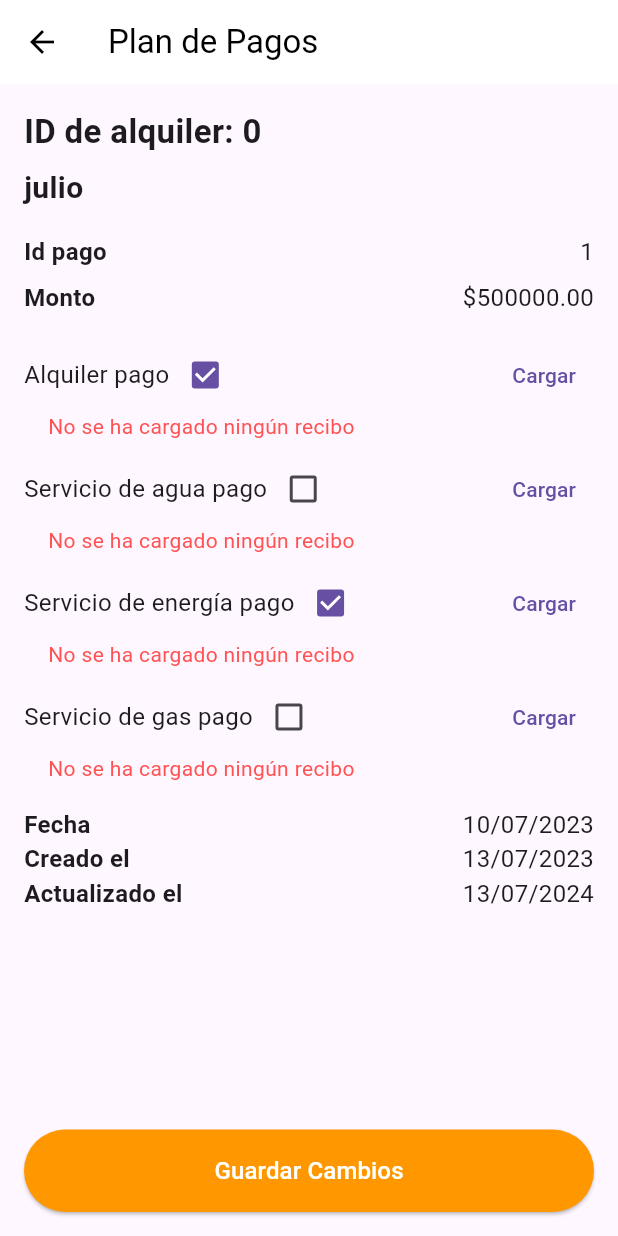
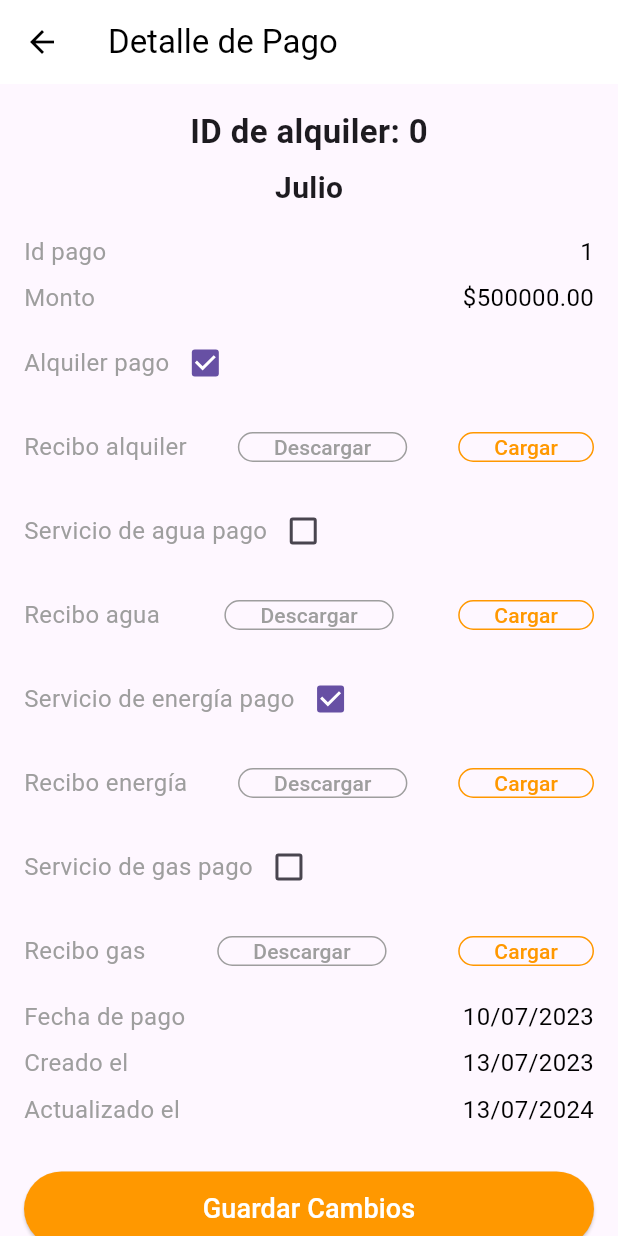
Before and after one commit to castrodiegoa/prometheus_app, a Flutter app: the PaymentMonthDetail screen opened directly with sample values from the repository, on a phone screen of 412 x 824 dp. Run offline on Flutter 3.47's test engine with Material 3 defaults, Android fonts, the phone set to English and light mode, and no system bars; our stand-ins replace cloud_firestore, firebase_auth, firebase_core, get, get_storage, image_picker; accounts and stored records are empty; network calls fail.

Commit message:
Se corrige vista de detalle de pago. Se arregla autologin

```diff
--- a/lib/controllers/profile_controller.dart
+++ b/lib/controllers/profile_controller.dart
@@ -90,13 +90,13 @@ class ProfileController extends GetxController {
     try {
       await _service.changePassword(currentPassword, newPassword);
       ScaffoldMessenger.of(context).showSnackBar(
-          SnackBar(content: Text('Contraseña cambiada correctamente.')));
+          const SnackBar(content: Text('Contraseña cambiada correctamente.')));
       Navigator.of(context).pop();
       currentPasswordController.clear();
       newPasswordController.clear();
       confirmPasswordController.clear();
     } catch (e) {
-      ScaffoldMessenger.of(context).showSnackBar(SnackBar(
+      ScaffoldMessenger.of(context).showSnackBar(const SnackBar(
           content: Text(
               'Error al cambiar la contraseña. Verifica la contraseña actual.')));
     }
--- a/lib/pages/auth/login_page.dart
+++ b/lib/pages/auth/login_page.dart
@@ -5,7 +5,7 @@ import '../../widgets/custom_input_field.dart';
 import '../../widgets/custom_button.dart';
 
 class LoginPage extends StatelessWidget {
-  final AuthController _authController = Get.put(AuthController());
+  final AuthController _authController = Get.find<AuthController>();
   final TextEditingController _emailController = TextEditingController();
   final TextEditingController _passwordController = TextEditingController();
 
--- a/lib/pages/payment_month_detail_3.dart
+++ b/lib/pages/payment_month_detail_3.dart
@@ -1,17 +1,16 @@
 import 'package:flutter/material.dart';
 import 'package:intl/intl.dart';
-import 'package:image_picker/image_picker.dart'; // Paquete para seleccionar imágenes
-import 'dart:io'; // Para manejar archivos locales
+import 'package:image_picker/image_picker.dart';
+import 'package:prometheus_app/widgets/custom_button.dart';
+import 'dart:io';
 import '../database/mock_data.dart';
-//import 'package:intl/intl_browser.dart'; // Asegurar localización
 
 class PaymentMonthDetail extends StatefulWidget {
   final Payment payment;
   final int rentId;
 
   const PaymentMonthDetail(
-      {Key? key, required this.payment, required this.rentId})
-      : super(key: key);
+      {super.key, required this.payment, required this.rentId});
 
   @override
   _PaymentMonthDetailState createState() => _PaymentMonthDetailState();
@@ -59,29 +58,34 @@ class _PaymentMonthDetailState extends State<PaymentMonthDetail> {
             Navigator.pop(context);
           },
         ),
-        title: const Text('Plan de Pagos'),
+        title: const Text('Detalle de Pago'),
         backgroundColor: Colors.white,
         foregroundColor: Colors.black,
         elevation: 0,
       ),
       body: SafeArea(
+        child: SingleChildScrollView(
           child: Padding(
             padding: const EdgeInsets.all(16.0),
             child: Column(
               crossAxisAlignment: CrossAxisAlignment.start,
               children: [
-              // Rent ID and Month
-              Text(
+                Center(
+                  child: Text(
                     'ID de alquiler: ${widget.rentId}',
                     style: const TextStyle(
                         fontWeight: FontWeight.bold, fontSize: 22.0),
                   ),
+                ),
                 const SizedBox(height: 8.0),
-              Text(
-                DateFormat('MMMM', 'es_ES').format(widget
-                    .payment.date), // Asegura el formato correcto en español
+                Center(
+                  child: Text(
+                    '${DateFormat('MMMM', 'es_ES').format(widget.payment.date)[0].toUpperCase()}${DateFormat('MMMM', 'es_ES').format(widget.payment.date).substring(1)}',
                     style: const TextStyle(
-                    fontWeight: FontWeight.bold, fontSize: 20.0),
+                      fontWeight: FontWeight.bold,
+                      fontSize: 20.0,
+                    ),
+                  ),
                 ),
                 const SizedBox(height: 16.0),
 
@@ -89,10 +93,10 @@ class _PaymentMonthDetailState extends State<PaymentMonthDetail> {
                 _buildDetailRow('Id pago', widget.payment.id.toString()),
                 const SizedBox(height: 8.0),
                 _buildDetailRow('Monto', '\$${amount.toStringAsFixed(2)}'),
-              const SizedBox(height: 16.0),
+                const SizedBox(height: 8.0),
 
-              // Rent is paid checkbox and vouchers (recibos)
-              _buildCheckboxRowWithVouchers(
+                // Rent is paid checkbox
+                _buildCheckboxRow(
                   'Alquiler pago',
                   rentPaid,
                   (value) {
@@ -100,16 +104,22 @@ class _PaymentMonthDetailState extends State<PaymentMonthDetail> {
                       rentPaid = value!;
                     });
                   },
+                ),
+                const SizedBox(height: 8.0),
+                // Rent receipt image picker
+                _buildImagePickerRow(
                   rentReceiptImage,
-                'Recibo de alquiler',
+                  'Recibo alquiler',
                   (File? image) {
+                    setState(() {
                       rentReceiptImage = image;
+                    });
                   },
                 ),
                 const SizedBox(height: 8.0),
 
-              // Water service checkbox and vouchers
-              _buildCheckboxRowWithVouchers(
+                // Water service checkbox
+                _buildCheckboxRow(
                   'Servicio de agua pago',
                   waterPaid,
                   (value) {
@@ -117,16 +127,22 @@ class _PaymentMonthDetailState extends State<PaymentMonthDetail> {
                       waterPaid = value!;
                     });
                   },
+                ),
+                const SizedBox(height: 8.0),
+                // Water receipt image picker
+                _buildImagePickerRow(
                   waterReceiptImage,
-                'Recibo del agua',
+                  'Recibo agua',
                   (File? image) {
+                    setState(() {
                       waterReceiptImage = image;
+                    });
                   },
                 ),
                 const SizedBox(height: 8.0),
 
-              // Energy service checkbox and vouchers
-              _buildCheckboxRowWithVouchers(
+                // Energy service checkbox
+                _buildCheckboxRow(
                   'Servicio de energía pago',
                   energyPaid,
                   (value) {
@@ -134,16 +150,22 @@ class _PaymentMonthDetailState extends State<PaymentMonthDetail> {
                       energyPaid = value!;
                     });
                   },
+                ),
+                const SizedBox(height: 8.0),
+                // Energy receipt image picker
+                _buildImagePickerRow(
                   energyReceiptImage,
-                'Recibo de la energía',
+                  'Recibo energía',
                   (File? image) {
+                    setState(() {
                       energyReceiptImage = image;
+                    });
                   },
                 ),
                 const SizedBox(height: 8.0),
 
-              // Gas service checkbox and vouchers
-              _buildCheckboxRowWithVouchers(
+                // Gas service checkbox
+                _buildCheckboxRow(
                   'Servicio de gas pago',
                   gasPaid,
                   (value) {
@@ -151,43 +173,41 @@ class _PaymentMonthDetailState extends State<PaymentMonthDetail> {
                       gasPaid = value!;
                     });
                   },
+                ),
+                const SizedBox(height: 8.0),
+                // Gas receipt image picker
+                _buildImagePickerRow(
                   gasReceiptImage,
-                'Recibo del gas',
+                  'Recibo gas',
                   (File? image) {
+                    setState(() {
                       gasReceiptImage = image;
+                    });
                   },
                 ),
-              const SizedBox(height: 16.0),
+                const SizedBox(height: 8.0),
 
                 // Date details
-              _buildDetailRow('Fecha',
+                _buildDetailRow('Fecha de pago',
                     DateFormat('dd/MM/yyyy').format(widget.payment.date)),
+                const SizedBox(height: 8.0),
                 _buildDetailRow('Creado el',
                     DateFormat('dd/MM/yyyy').format(widget.payment.createdAt)),
+                const SizedBox(height: 8.0),
                 _buildDetailRow('Actualizado el',
                     DateFormat('dd/MM/yyyy').format(widget.payment.updatedAt)),
+                const SizedBox(height: 30),
 
-              const Spacer(),
-
-              // Save Changes button
-              SizedBox(
-                width: double.infinity,
-                child: ElevatedButton(
+                Center(
+                  child: CustomButton(
+                    text: 'Guardar Cambios',
                     onPressed: () {
-                    // Save action
                       Navigator.pop(context);
                     },
-                  style: ElevatedButton.styleFrom(
-                    backgroundColor: Colors.orange,
-                    padding: const EdgeInsets.symmetric(vertical: 16.0),
-                  ),
-                  child: const Text(
-                    'Guardar Cambios',
-                    style: TextStyle(color: Colors.white, fontSize: 16.0),
-                  ),
                   ),
                 ),
               ],
+            ),
           ),
         ),
       ),
@@ -200,30 +220,24 @@ class _PaymentMonthDetailState extends State<PaymentMonthDetail> {
       children: [
         Text(
           label,
-          style: const TextStyle(fontWeight: FontWeight.bold, fontSize: 16.0),
+          style: const TextStyle(fontSize: 16.0, color: Colors.grey),
         ),
-        Text(value, style: const TextStyle(fontSize: 16.0)),
+        Text(value,
+            style: const TextStyle(fontSize: 16.0, color: Colors.black)),
       ],
     );
   }
 
-  Widget _buildCheckboxRowWithVouchers(
-      String label,
-      bool value,
-      Function(bool?) onChanged,
-      File? receiptImage,
-      String receiptLabel,
-      Function(File?) onImagePicked) {
-    return Column(
-      crossAxisAlignment: CrossAxisAlignment.start,
-      children: [
-        Row(
+  Widget _buildCheckboxRow(
+      String label, bool value, Function(bool?) onChanged) {
+    return Row(
       mainAxisAlignment: MainAxisAlignment.spaceBetween,
       children: [
         Expanded(
           child: Row(
             children: [
-                  Text(label, style: const TextStyle(fontSize: 16.0)),
+              Text(label,
+                  style: const TextStyle(fontSize: 16.0, color: Colors.grey)),
               Checkbox(
                 value: value,
                 onChanged: onChanged,
@@ -231,31 +245,72 @@ class _PaymentMonthDetailState extends State<PaymentMonthDetail> {
             ],
           ),
         ),
-            // Botón para cargar la imagen del recibo
-            TextButton(
+      ],
+    );
+  }
+
+  Widget _buildImagePickerRow(
+      File? receiptImage, String receiptLabel, Function(File?) onImagePicked) {
+    return Column(
+      crossAxisAlignment: CrossAxisAlignment.start,
+      children: [
+        Row(
+          mainAxisAlignment: MainAxisAlignment.spaceBetween,
+          children: [
+            Text(receiptLabel,
+                style: const TextStyle(fontSize: 16.0, color: Colors.grey)),
+
+            // Botón de Descargar
+            OutlinedButton(
+              onPressed: () {
+                // Acción para descargar el archivo
+              },
+              style: OutlinedButton.styleFrom(
+                side: const BorderSide(color: Colors.grey),
+                shape: RoundedRectangleBorder(
+                  borderRadius: BorderRadius.circular(20.0),
+                ),
+                minimumSize: const Size(60, 20),
+              ),
+              child:
+                  const Text('Descargar', style: TextStyle(color: Colors.grey)),
+            ),
+
+            // Botón de Cargar
+            OutlinedButton(
               onPressed: () {
                 _pickImage(onImagePicked);
               },
-              child: const Text('Cargar'),
+              style: OutlinedButton.styleFrom(
+                side: const BorderSide(color: Colors.orange),
+                shape: RoundedRectangleBorder(
+                  borderRadius:
+                      BorderRadius.circular(20.0), // Bordes redondeados
+                ),
+                minimumSize: const Size(60, 20),
+              ),
+              child:
+                  const Text('Cargar', style: TextStyle(color: Colors.orange)),
             ),
           ],
         ),
+
         // Mostrar imagen o texto si se ha cargado un recibo
-        receiptImage != null
-            ? Padding(
-                padding: const EdgeInsets.only(left: 16.0),
-                child: Image.file(
-                  receiptImage,
-                  height: 100.0,
-                ),
-              )
-            : Padding(
-                padding: const EdgeInsets.only(left: 16.0),
-                child: const Text(
-                  'No se ha cargado ningún recibo',
-                  style: TextStyle(fontSize: 14.0, color: Colors.redAccent),
-                ),
-              )
+        // receiptImage != null
+        //     ? Padding(
+        //         padding: const EdgeInsets.only(left: 16.0),
+        //         child: Image.file(
+        //           receiptImage,
+        //           height: 100.0,
+        //         ),
+        //       )
+        //     : const Padding(
+        //         padding: EdgeInsets.only(left: 16.0),
+        //         child: Text(
+        //           'No se ha cargado ningún recibo',
+        //           style: TextStyle(fontSize: 14.0, color: Colors.redAccent),
+        //         ),
+        //       ),
       ],
     );
   }
--- a/lib/widgets/custom_button.dart
+++ b/lib/widgets/custom_button.dart
@@ -8,13 +8,13 @@ class CustomButton extends StatelessWidget {
   final Color textColor;
 
   const CustomButton({
-    Key? key,
+    super.key,
     required this.text,
     this.onPressed,
     this.isLoading = false,
     this.backgroundColor = Colors.orange,
     this.textColor = Colors.white,
-  }) : super(key: key);
+  });
 
   @override
   Widget build(BuildContext context) {
```
Also changed, not shown: lib/controllers/auth_controller.dart (+16 -6 lines), lib/main.dart (+24 -32 lines), lib/pages/home_page.dart (+6 -6 lines), lib/pages/payments_plan_1.dart (+5 -34 lines), lib/pages/payments_plan_details_2.dart (+7 -6 lines), lib/pages/notification_page.dart (renamed from lib/pages/notifi_page.dart). Lines whose indentation alone changed are shown as unchanged.
